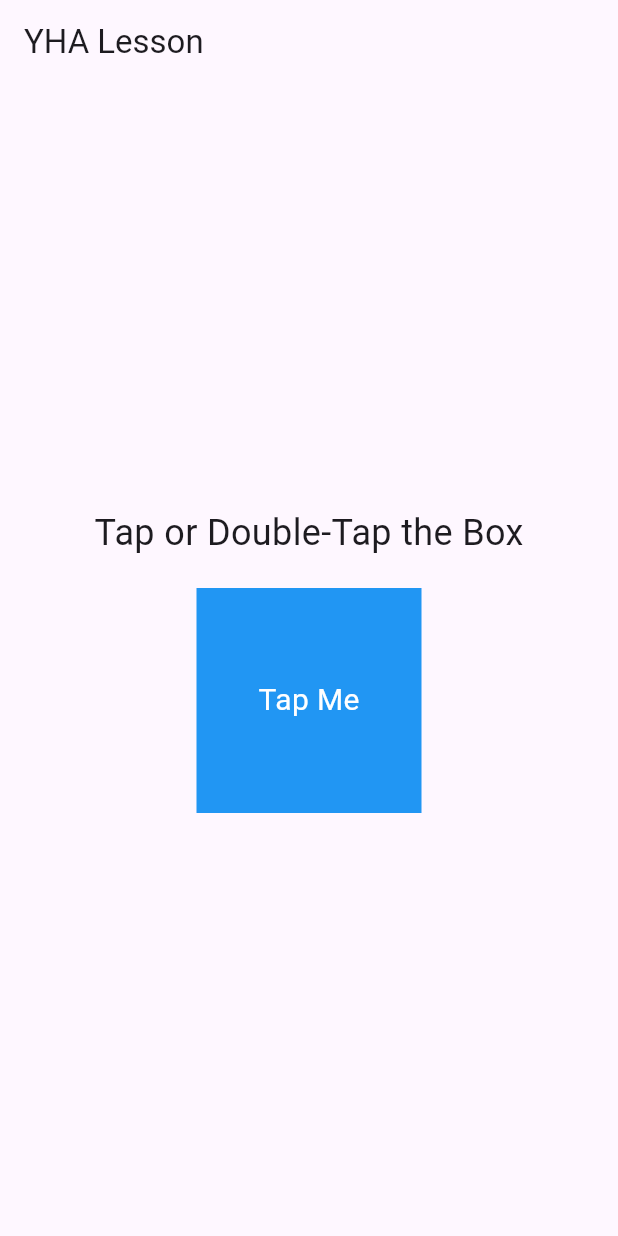
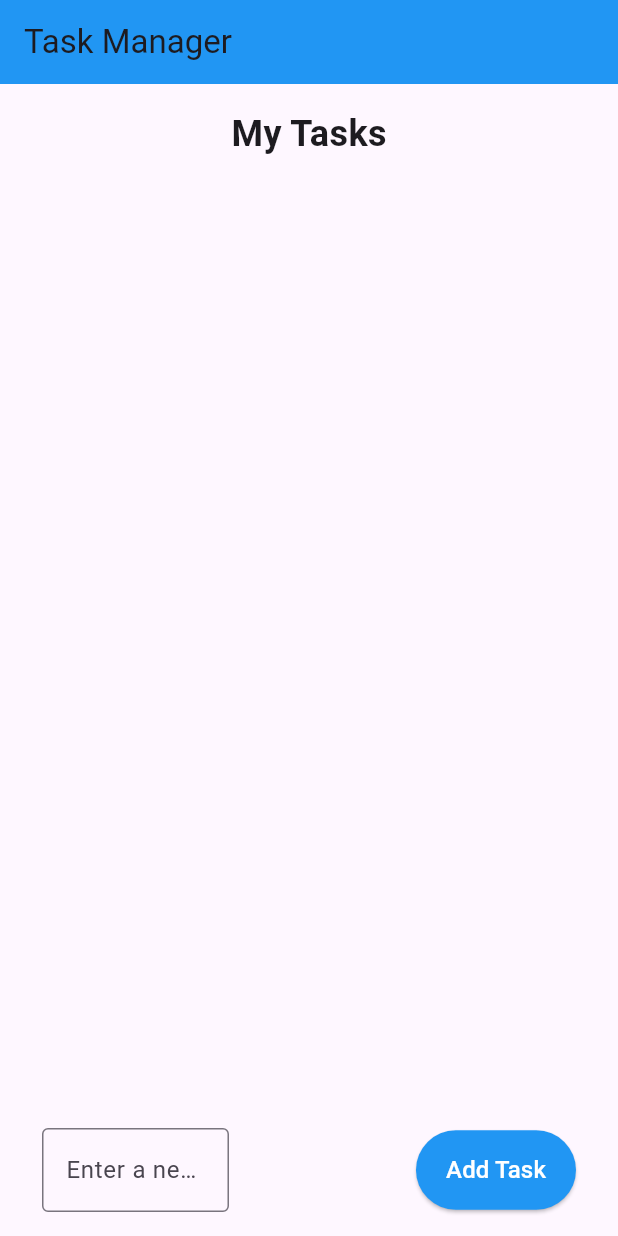
Before and after one commit to hidecard/YHA-flutter-lesson, a Flutter app: the screen it shows after launch, on a phone screen of 412 x 824 dp. Run offline on Flutter 3.47's test engine with Material 3 defaults, Android fonts, the phone set to English and light mode, and no system bars.

Commit message:
Task Manager

```diff
--- a/lib/main.dart
+++ b/lib/main.dart
@@ -1,76 +1,167 @@
 import 'package:flutter/material.dart';
 
 void main() {
-  runApp(const MyApp());
+  runApp(const TaskManagerApp());
 }
 
-class MyApp extends StatelessWidget {
-  const MyApp({super.key});
+class TaskManagerApp extends StatelessWidget {
+  const TaskManagerApp({super.key});
 
   @override
   Widget build(BuildContext context) {
     return MaterialApp(
-      home: Scaffold(
-        appBar: AppBar(title: const Text('YHA Lesson')),
-        body: const GestureDetectorExample(),
-      ),
+      theme: ThemeData.light(),
+      home: const TaskManagerScreen(),
     );
   }
 }
 
-class GestureDetectorExample extends StatefulWidget {
-  const GestureDetectorExample({super.key});
+class Task {
+  String name;
+  bool isCompleted;
+
+  Task({required this.name, this.isCompleted = false});
+}
+
+class TaskManagerScreen extends StatefulWidget {
+  const TaskManagerScreen({super.key});
 
   @override
-  _GestureDetectorExampleState createState() => _GestureDetectorExampleState();
+  _TaskManagerScreenState createState() => _TaskManagerScreenState();
 }
 
-class _GestureDetectorExampleState extends State<GestureDetectorExample> {
-  Color _boxColor = Colors.blue;
-  String _message = 'Tap or Double-Tap the Box';
+class _TaskManagerScreenState extends State<TaskManagerScreen> {
+  final List<Task> _tasks = [];
+  final TextEditingController _taskController = TextEditingController();
 
-  void _handleTap() {
+  void _addTask() {
+    if (_taskController.text.isNotEmpty) {
+      setState(() {
+        _tasks.add(Task(name: _taskController.text));
+        _taskController.clear();
+      });
+    }
+  }
+
+  void _removeTask(int index) {
     setState(() {
-      _boxColor = Colors.green;
-      _message = 'Single Tap Detected!';
+      _tasks.removeAt(index);
     });
   }
 
-  void _handleDoubleTap() {
+  void _toggleTaskCompletion(int index) {
     setState(() {
-      _boxColor = Colors.red;
-      _message = 'Double Tap Detected!';
+      _tasks[index].isCompleted = !_tasks[index].isCompleted;
     });
   }
 
   @override
   Widget build(BuildContext context) {
-    return Center(
-      child: Column(
-        mainAxisAlignment: MainAxisAlignment.center,
+    return Scaffold(
+      appBar: AppBar(
+        title: const Text('Task Manager'),
+        backgroundColor: Colors.blue,
+      ),
+      body: Column(
         children: [
-          Text(
-            _message,
-            style: const TextStyle(fontSize: 24),
+          // Header
+          Container(
+            margin: const EdgeInsets.all(16.0),
+            alignment: Alignment.center,
+            child: const Text(
+              'My Tasks',
+              style: TextStyle(fontSize: 24, fontWeight: FontWeight.bold),
+            ),
           ),
-          const SizedBox(height: 20),
-          GestureDetector(
-            onTap: _handleTap,
-            onDoubleTap: _handleDoubleTap,
-            child: Container(
-              width: 150,
-              height: 150,
-              color: _boxColor,
-              child: const Center(
-                child: Text(
-                  'Tap Me',
-                  style: TextStyle(color: Colors.white, fontSize: 20),
+          // Task List
+          Expanded(
+            child: ListView.builder(
+              itemCount: _tasks.length,
+              itemBuilder: (context, index) {
+                return Container(
+                  margin: const EdgeInsets.symmetric(horizontal: 16.0, vertical: 8.0),
+                  padding: const EdgeInsets.all(12.0),
+                  decoration: BoxDecoration(
+                    color: _tasks[index].isCompleted ? Colors.green[100] : Colors.grey[200],
+                    borderRadius: BorderRadius.circular(8.0),
+                  ),
+                  child: Row(
+                    children: [
+                      GestureDetector(
+                        onTap: () => _toggleTaskCompletion(index),
+                        child: Container(
+                          width: 24,
+                          height: 24,
+                          decoration: BoxDecoration(
+                            shape: BoxShape.circle,
+                            color: _tasks[index].isCompleted ? Colors.green : Colors.grey,
+                          ),
+                          child: _tasks[index].isCompleted
+                              ? const Icon(Icons.check, color: Colors.white, size: 16)
+                              : null,
+                        ),
+                      ),
+                      const SizedBox(width: 12.0),
+                      Expanded(
+                        child: Text(
+                          _tasks[index].name,
+                          style: TextStyle(
+                            fontSize: 18,
+                            decoration: _tasks[index].isCompleted
+                                ? TextDecoration.lineThrough
+                                : TextDecoration.none,
+                          ),
+                        ),
+                      ),
+                      IconButton(
+                        onPressed: () => _removeTask(index),
+                        icon: const Icon(Icons.delete, color: Colors.red),
+                        tooltip: 'Delete Task',
+                      ),
+                    ],
+                  ),
+                );
+              },
+            ),
+          ),
+          // Input Section
+          Container(
+            margin: const EdgeInsets.all(16.0),
+            padding: const EdgeInsets.symmetric(horizontal: 12.0),
+            child: Row(
+              children: [
+                Expanded(
+                  child: TextField(
+                    controller: _taskController,
+                    decoration: const InputDecoration(
+                      hintText: 'Enter a new task',
+                      border: OutlineInputBorder(),
+                    ),
+                  ),
                 ),
-              ),
+                const Spacer(flex: 1),
+                ElevatedButton(
+                  onPressed: _addTask,
+                  style: ElevatedButton.styleFrom(
+                    backgroundColor: Colors.blue,
+                    padding: const EdgeInsets.symmetric(horizontal: 20, vertical: 15),
+                  ),
+                  child: const Text(
+                    'Add Task',
+                    style: TextStyle(color: Colors.white, fontSize: 16),
+                  ),
+                ),
+              ],
             ),
           ),
         ],
       ),
     );
   }
+
+  @override
+  void dispose() {
+    _taskController.dispose();
+    super.dispose();
+  }
 }
```
